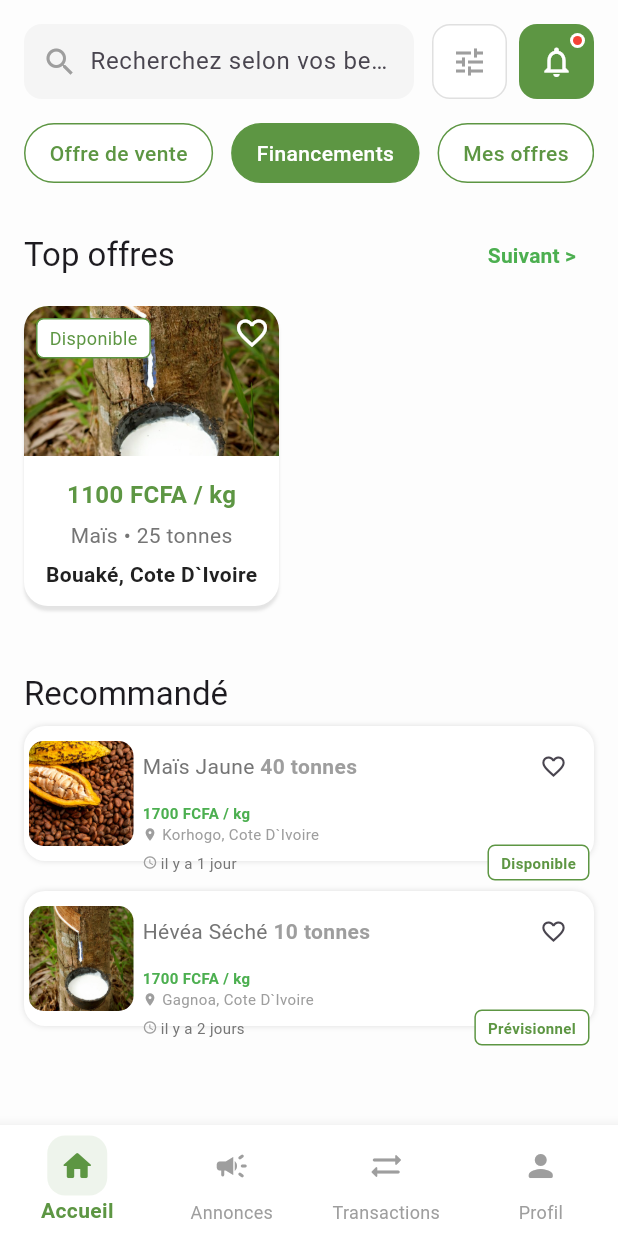
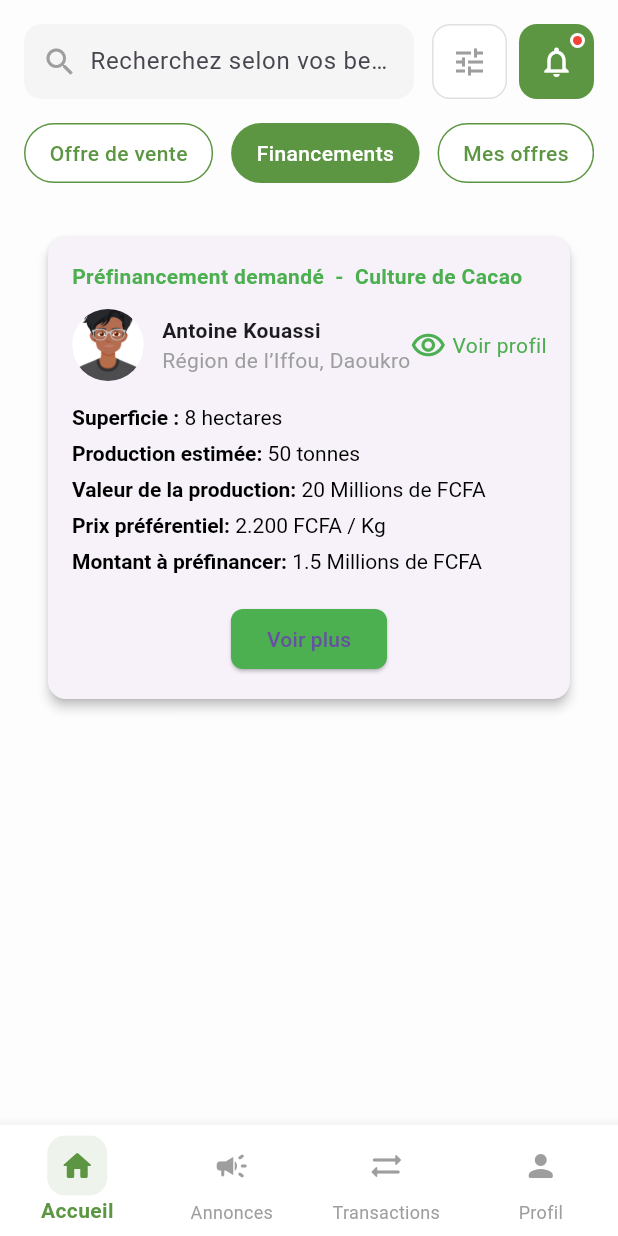
Before and after one commit to Alicheick225/agrobloc_flutter, a Flutter app: the screen it shows after launch, after a tap on "Suivant >", after a tap on "Financements", on a phone screen of 412 x 824 dp. Run offline on Flutter 3.47's test engine with Material 3 defaults, Android fonts, the phone set to English and light mode, and no system bars; Roboto replaces fonts that are missing (Poppins).

Commit message:
page financement

```diff
--- /dev/null
+++ b/lib/core/feactures/Agrobloc/data/models/financementModel.dart
@@ -0,0 +1,23 @@
+class FinancementModel {
+  final String avatar;
+  final String nom;
+  final String region;
+  final String culture;
+  final String superficie;
+  final String productionEstimee;
+  final String valeurProduction;
+  final String prixPreferentiel;
+  final String montantPreFinancer;
+
+  FinancementModel({
+    required this.avatar,
+    required this.nom,
+    required this.region,
+    required this.culture,
+    required this.superficie,
+    required this.productionEstimee,
+    required this.valeurProduction,
+    required this.prixPreferentiel,
+    required this.montantPreFinancer,
+  });
+}
--- /dev/null
+++ b/lib/core/feactures/Agrobloc/presentations/pages/homeFinancement.dart
@@ -0,0 +1,58 @@
+import 'package:flutter/material.dart';
+import 'package:agrobloc/core/themes/app_colors.dart';
+import 'package:agrobloc/core/feactures/Agrobloc/data/models/financementModel.dart';
+import 'package:agrobloc/core/feactures/Agrobloc/presentations/widgets/financementCard.dart';
+
+class HomeFinancement extends StatelessWidget {
+  const HomeFinancement({super.key});
+
+  @override
+  Widget build(BuildContext context) {
+    final List<FinancementModel> financements = [
+      FinancementModel(
+        avatar: 'assets/images/avatar.jpg',
+        nom: 'Antoine Kouassi',
+        region: "Région de l’Iffou, Daoukro",
+        culture: 'Cacao',
+        superficie: '8 hectares',
+        productionEstimee: '50 tonnes',
+        valeurProduction: '20 Millions de FCFA',
+        prixPreferentiel: '2.200 FCFA / Kg',
+        montantPreFinancer: '1.5 Millions de FCFA',
+      ),
+      FinancementModel(
+        avatar: 'assets/images/avatar.jpg',
+        nom: 'Kouamé Akissi',
+        region: "Région du Gôh, Gagnoa",
+        culture: 'Maïs',
+        superficie: '6 hectares',
+        productionEstimee: '30 tonnes',
+        valeurProduction: '10 Millions de FCFA',
+        prixPreferentiel: '1.800 FCFA / Kg',
+        montantPreFinancer: '800 000 FCFA',
+      ),
+    ];
+
+    return Scaffold(
+      appBar: AppBar(
+        title: const Text('Financements'),
+        backgroundColor: AppColors.primaryGreen,
+        foregroundColor: Colors.white,
+      ),
+      backgroundColor: AppColors.background,
+      body: Padding(
+        padding: const EdgeInsets.all(16.0),
+        child: ListView.builder(
+          itemCount: financements.length,
+          itemBuilder: (context, index) {
+            final financement = financements[index];
+            return Padding(
+              padding: const EdgeInsets.only(bottom: 12.0),
+              child: FinancementCard(data: financement),
+            );
+          },
+        ),
+      ),
+    );
+  }
+}
--- a/lib/core/feactures/Agrobloc/presentations/pages/homePage.dart
+++ b/lib/core/feactures/Agrobloc/presentations/pages/homePage.dart
@@ -1,12 +1,14 @@
+import 'package:flutter/material.dart';
+import 'package:agrobloc/core/themes/app_colors.dart';
+import 'package:agrobloc/core/feactures/Agrobloc/data/models/financementModel.dart';
 import 'package:agrobloc/core/feactures/Agrobloc/data/models/offreModels.dart';
 import 'package:agrobloc/core/feactures/Agrobloc/data/models/offreRecommandeModels.dart';
-import 'package:agrobloc/core/feactures/Agrobloc/presentations/widgets/recommande.dart';
-import 'package:flutter/material.dart';
 import 'package:agrobloc/core/feactures/Agrobloc/presentations/widgets/filter_boutton.dart';
 import 'package:agrobloc/core/feactures/Agrobloc/presentations/widgets/nav_bar.dart';
 import 'package:agrobloc/core/feactures/Agrobloc/presentations/widgets/recherche_bar.dart';
+import 'package:agrobloc/core/feactures/Agrobloc/presentations/widgets/recommande.dart';
 import 'package:agrobloc/core/feactures/Agrobloc/presentations/widgets/top_offres_card.dart';
-import 'package:agrobloc/core/themes/app_colors.dart';
+import 'package:agrobloc/core/feactures/Agrobloc/presentations/widgets/financementCard.dart';
 
 class HomePage extends StatefulWidget {
   const HomePage({super.key});
@@ -19,6 +21,7 @@ class _HomePageState extends State<HomePage> {
   int _selectedIndex = 0;
   int _currentPage = 0;
   final int _pageSize = 2;
+  int _selectedFilterIndex = 0;
 
   final List<OfferModel> offers = [
     OfferModel(
@@ -68,6 +71,18 @@ class _HomePageState extends State<HomePage> {
     ),
   ];
 
+  final financement = FinancementModel(
+    avatar: 'assets/images/avatar.jpg',
+    nom: 'Antoine Kouassi',
+    region: "Région de l’Iffou, Daoukro",
+    culture: 'Cacao',
+    superficie: '8 hectares',
+    productionEstimee: '50 tonnes',
+    valeurProduction: '20 Millions de FCFA',
+    prixPreferentiel: '2.200 FCFA / Kg',
+    montantPreFinancer: '1.5 Millions de FCFA',
+  );
+
   List<OfferModel> get paginatedOffers {
     final int start = _currentPage * _pageSize;
     final int end = (_currentPage + 1) * _pageSize;
@@ -90,8 +105,26 @@ class _HomePageState extends State<HomePage> {
           children: [
             const SearchBarWidget(),
             const SizedBox(height: 16),
-            const FilterButtons(),
+            FilterButtons(
+              onFilterSelected: (index) {
+                setState(() => _selectedFilterIndex = index);
+              },
+            ),
             const SizedBox(height: 24),
+            _buildFilteredContent(),
+          ],
+        ),
+      ),
+    );
+  }
+
+  Widget _buildFilteredContent() {
+    switch (_selectedFilterIndex) {
+      case 0:
+        // Offre de vente
+        return Column(
+          crossAxisAlignment: CrossAxisAlignment.start,
+          children: [
             Row(
               mainAxisAlignment: MainAxisAlignment.spaceBetween,
               children: [
@@ -102,17 +135,11 @@ class _HomePageState extends State<HomePage> {
                       if ((_currentPage + 1) * _pageSize < offers.length) {
                         _currentPage++;
                       } else {
-                        _currentPage = 0; // retour au début
+                        _currentPage = 0;
                       }
                     });
                   },
-                  child: const Text(
-                    "Suivant >",
-                    style: TextStyle(
-                      color: Colors.green,
-                      fontWeight: FontWeight.bold,
-                    ),
-                  ),
+                  child: const Text("Suivant >", style: TextStyle(color: Colors.green, fontWeight: FontWeight.bold)),
                 ),
               ],
             ),
@@ -139,9 +166,16 @@ class _HomePageState extends State<HomePage> {
               }).toList(),
             ),
           ],
-        ),
-      ),
-    );
+        );
+      case 1:
+        // Financements
+        return FinancementCard(data: financement);
+      case 2:
+        // Mes offres
+        return const Center(child: Text("Mes offres en cours de développement."));
+      default:
+        return const SizedBox();
+    }
   }
 
   @override
--- a/lib/core/feactures/Agrobloc/presentations/widgets/filter_boutton.dart
+++ b/lib/core/feactures/Agrobloc/presentations/widgets/filter_boutton.dart
@@ -1,8 +1,10 @@
+import 'package:flutter/material.dart';
 import 'package:agrobloc/core/themes/app_colors.dart';
-import 'package:flutter/material.dart';
 
 class FilterButtons extends StatefulWidget {
-  const FilterButtons({super.key});
+  final void Function(int index) onFilterSelected;
+
+  const FilterButtons({super.key, required this.onFilterSelected});
 
   @override
   State<FilterButtons> createState() => _FilterButtonsState();
@@ -17,6 +19,11 @@ class _FilterButtonsState extends State<FilterButtons> {
     'Mes offres',
   ];
 
+  void _handleTap(int index) {
+    setState(() => selectedIndex = index);
+    widget.onFilterSelected(index); // Notifie le parent
+  }
+
   @override
   Widget build(BuildContext context) {
     return SizedBox(
@@ -28,7 +35,7 @@ class _FilterButtonsState extends State<FilterButtons> {
         itemBuilder: (context, index) {
           final isSelected = index == selectedIndex;
           return GestureDetector(
-            onTap: () => setState(() => selectedIndex = index),
+            onTap: () => _handleTap(index),
             child: Container(
               padding: const EdgeInsets.symmetric(horizontal: 16),
               decoration: BoxDecoration(
--- /dev/null
+++ b/lib/core/feactures/Agrobloc/presentations/widgets/financementCard.dart
@@ -0,0 +1,85 @@
+import 'package:agrobloc/core/feactures/Agrobloc/data/models/financementModel.dart';
+import 'package:flutter/material.dart';
+
+class FinancementCard extends StatelessWidget {
+  final FinancementModel data;
+
+  const FinancementCard({Key? key, required this.data}) : super(key: key);
+
+  @override
+  Widget build(BuildContext context) {
+    return Card(
+      margin: const EdgeInsets.symmetric(vertical: 12, horizontal: 16),
+      elevation: 3,
+      shape: RoundedRectangleBorder(borderRadius: BorderRadius.circular(12)),
+      child: Padding(
+        padding: const EdgeInsets.all(16),
+        child: Column(
+          crossAxisAlignment: CrossAxisAlignment.start,
+          children: [
+            Text(
+              'Préfinancement demandé  -  Culture de ${data.culture}',
+              style: const TextStyle(
+                color: Colors.green,
+                fontWeight: FontWeight.bold,
+              ),
+            ),
+            const SizedBox(height: 12),
+            Row(
+              children: [
+                CircleAvatar(backgroundImage: AssetImage(data.avatar), radius: 24),
+                const SizedBox(width: 12),
+                Column(
+                  crossAxisAlignment: CrossAxisAlignment.start,
+                  children: [
+                    Text(data.nom, style: const TextStyle(fontWeight: FontWeight.bold)),
+                    Text(data.region, style: const TextStyle(color: Colors.grey)),
+                  ],
+                ),
+                const Spacer(),
+                Row(
+                  children: const [
+                    Icon(Icons.remove_red_eye_outlined, color: Colors.green),
+                    SizedBox(width: 4),
+                    Text("Voir profil", style: TextStyle(color: Colors.green)),
+                  ],
+                )
+              ],
+            ),
+            const SizedBox(height: 12),
+            _buildRow("Superficie :", data.superficie),
+            _buildRow("Production estimée:", data.productionEstimee),
+            _buildRow("Valeur de la production:", data.valeurProduction),
+            _buildRow("Prix préférentiel:", data.prixPreferentiel),
+            _buildRow("Montant à préfinancer:", data.montantPreFinancer),
+            const SizedBox(height: 16),
+            Center(
+              child: ElevatedButton(
+                style: ElevatedButton.styleFrom(
+                  backgroundColor: Colors.green,
+                  shape: RoundedRectangleBorder(borderRadius: BorderRadius.circular(8)),
+                ),
+                onPressed: () {},
+                child: const Text("Voir plus"),
+              ),
+            )
+          ],
+        ),
+      ),
+    );
+  }
+
+  Widget _buildRow(String label, String value) {
+    return Padding(
+      padding: const EdgeInsets.symmetric(vertical: 4),
+      child: RichText(
+        text: TextSpan(
+          children: [
+            TextSpan(text: "$label ", style: const TextStyle(color: Colors.black, fontWeight: FontWeight.bold)),
+            TextSpan(text: value, style: const TextStyle(color: Colors.black)),
+          ],
+        ),
+      ),
+    );
+  }
+}
```
Also changed, not shown: assets/images/avatar.jpg (added).
